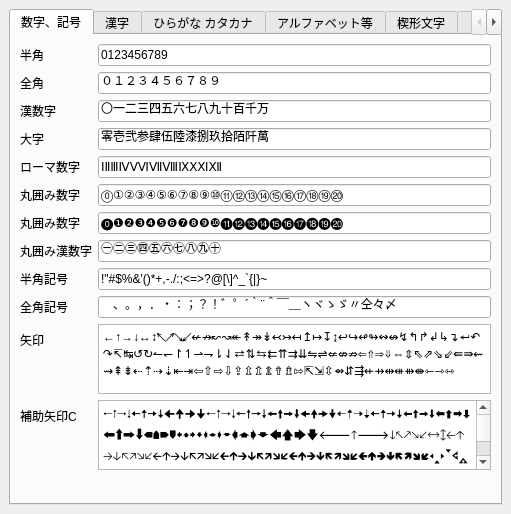
Qt form library/python/rs/tool/characters/characters.ui (nakano000/Resolve_Script) before a commit.
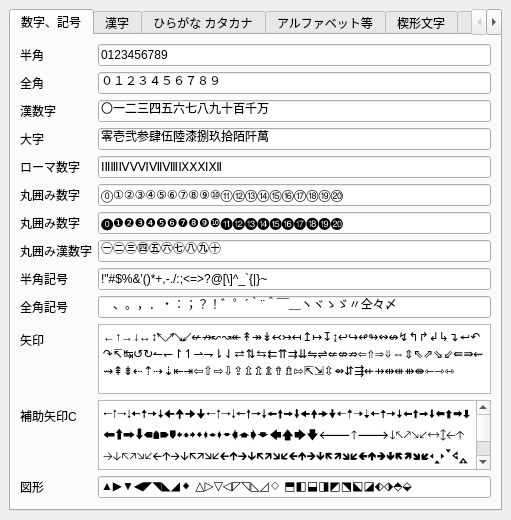
The same form after that commit.

Commit message: 図形追加

Patch:
```diff
--- a/library/python/rs/tool/characters/characters.ui
+++ b/library/python/rs/tool/characters/characters.ui
@@ -7,7 +7,7 @@
     <x>0</x>
     <y>0</y>
     <width>511</width>
-    <height>460</height>
+    <height>518</height>
    </rect>
   </property>
   <property name="windowTitle">
@@ -228,6 +228,23 @@
             </property>
            </widget>
           </item>
+          <item row="12" column="0">
+           <widget class="QLabel" name="label_33">
+            <property name="text">
+             <string>図形</string>
+            </property>
+           </widget>
+          </item>
+          <item row="12" column="1">
+           <widget class="QLineEdit" name="lineEdit_45">
+            <property name="text">
+             <string>▲▶▼◀◤◥◣◢◆ △▷▽◁◸◹◺◿◇ ⬒◧⬓◨◩⬔⬕◪⬖⬗⬘⬙</string>
+            </property>
+            <property name="readOnly">
+             <bool>true</bool>
+            </property>
+           </widget>
+          </item>
          </layout>
         </item>
         <item>
```
The commit also changes 1 other file.
